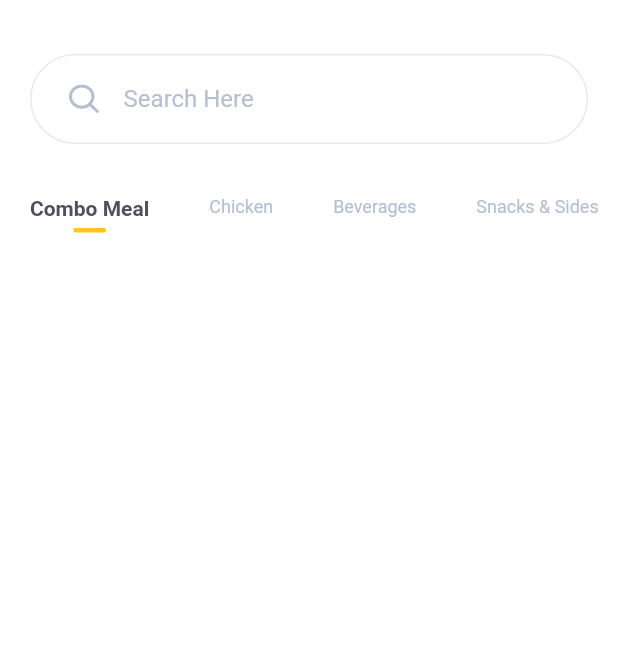
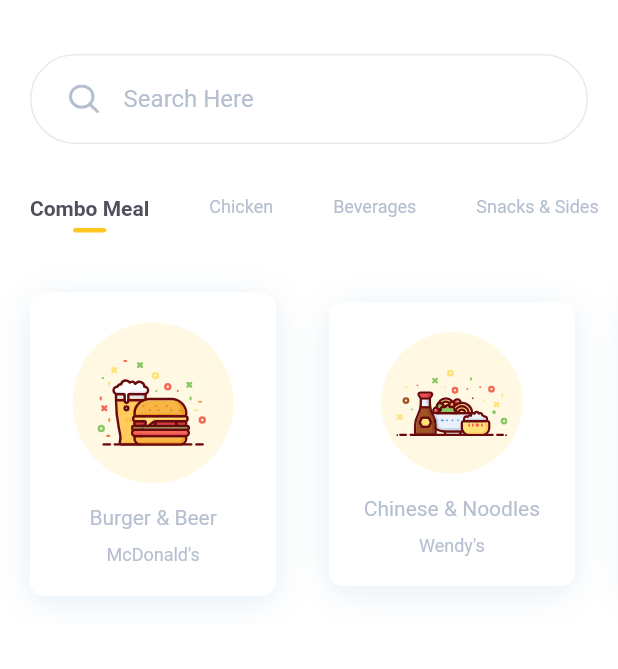
Before and after one commit to shrued/foodapp, a Flutter app: the screen it shows after launch, on a phone screen of 412 x 824 dp, the part 60-729 px from its top. Run offline on Flutter 3.47's test engine with Material 2 defaults, Android fonts, the phone set to English and light mode, and no system bars; our stand-ins replace flutter_svg.

Commit message:
homescreen itemcards

```diff
--- a/lib/screens/home/components/body.dart
+++ b/lib/screens/home/components/body.dart
@@ -1,6 +1,7 @@
 import 'package:flutter/material.dart';
 import 'package:food_app/components/search_box.dart';
 import 'package:food_app/screens/home/components/category_list.dart';
+import 'package:food_app/screens/home/components/item_list.dart';
 
 class Body extends StatelessWidget {
   @override
@@ -11,6 +12,7 @@ class Body extends StatelessWidget {
           onChanged: (value) {},
         ),
         CategoryList(),
+        ItemList()
       ],
     );
   }
--- /dev/null
+++ b/lib/screens/home/components/item_card.dart
@@ -0,0 +1,67 @@
+import 'package:flutter/material.dart';
+import 'package:flutter_svg/flutter_svg.dart';
+import 'package:food_app/constants.dart';
+
+class ItemCard extends StatelessWidget {
+  final String title, shopName, svgSrc;
+  final Function press;
+  const ItemCard({
+    Key key,
+    this.title,
+    this.shopName,
+    this.svgSrc,
+    this.press,
+  }) : super(key: key);
+
+  @override
+  Widget build(BuildContext context) {
+    Size size = MediaQuery.of(context).size;
+    return Container(
+      margin: EdgeInsets.only(left: 20, right: 15, top: 20, bottom: 20),
+      decoration: BoxDecoration(
+        color: Colors.white,
+        borderRadius: BorderRadius.circular(10),
+        boxShadow: [
+          BoxShadow(
+            offset: Offset(0, 4),
+            blurRadius: 20,
+            color: Color(0xFFB0CCE1).withOpacity(0.32),
+          ),
+        ],
+      ),
+      child: Material(
+        color: Colors.transparent,
+        child: InkWell(
+          onTap: press,
+          child: Padding(
+            padding: const EdgeInsets.all(20.0),
+            child: Column(
+              children: <Widget>[
+                Container(
+                  margin: EdgeInsets.only(bottom: 15),
+                  padding: EdgeInsets.all(25),
+                  decoration: BoxDecoration(
+                    color: kPrimaryColor.withOpacity(0.13),
+                    shape: BoxShape.circle,
+                  ),
+                  child: SvgPicture.asset(
+                    svgSrc,
+                    width: size.width * 0.18,
+                  ),
+                ),
+                Text(title),
+                SizedBox(
+                  height: 10,
+                ),
+                Text(
+                  shopName,
+                  style: TextStyle(fontSize: 12),
+                ),
+              ],
+            ),
+          ),
+        ),
+      ),
+    );
+  }
+}
--- /dev/null
+++ b/lib/screens/home/components/item_list.dart
@@ -0,0 +1,37 @@
+import 'package:flutter/material.dart';
+import 'package:food_app/screens/home/components/item_card.dart';
+
+class ItemList extends StatelessWidget {
+  const ItemList({
+    Key key,
+  }) : super(key: key);
+
+  @override
+  Widget build(BuildContext context) {
+    return SingleChildScrollView(
+      scrollDirection: Axis.horizontal,
+      child: Row(
+        children: <Widget>[
+          ItemCard(
+            svgSrc: "assets/icons/burger_beer.svg",
+            title: "Burger & Beer",
+            shopName: "McDonald's",
+            press: () {},
+          ),
+          ItemCard(
+            svgSrc: "assets/icons/chinese_noodles.svg",
+            title: "Chinese & Noodles",
+            shopName: "Wendy's",
+            press: () {},
+          ),
+          ItemCard(
+            svgSrc: "assets/icons/burger_beer.svg",
+            title: "Burger & Beer",
+            shopName: "McDonald's",
+            press: () {},
+          ),
+        ],
+      ),
+    );
+  }
+}
```
